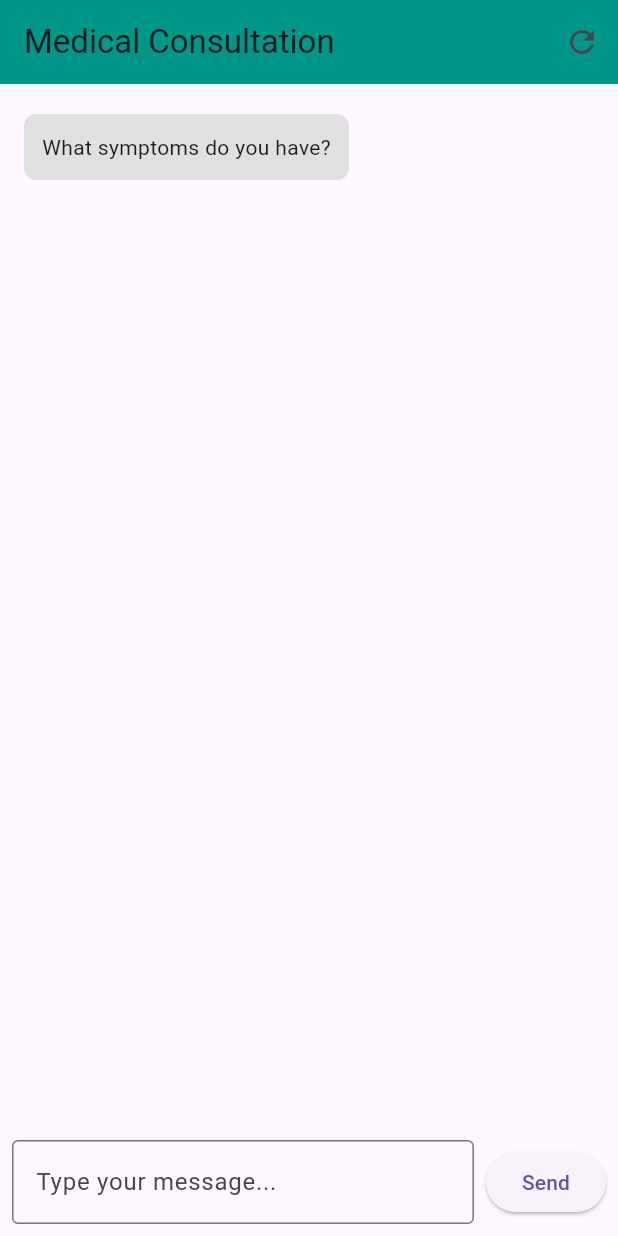
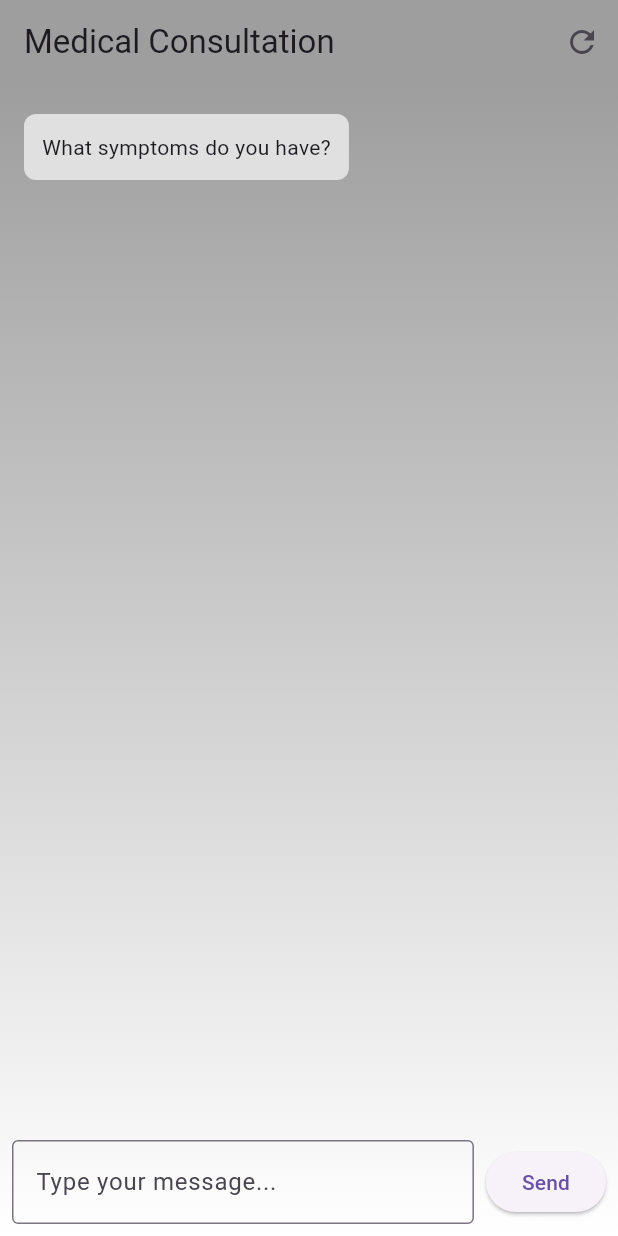
Before and after one commit to Kerwin-DWY/Hackathon, a Flutter app: the HomePage screen opened directly, on a phone screen of 412 x 824 dp. Run offline on Flutter 3.47's test engine with Material 3 defaults, Android fonts, the phone set to English and light mode, and no system bars; our stand-ins replace flutter_dotenv; missing offline and left inert: amazon_cognito_identity_dart_2.

Commit message:
final work!

```diff
--- a/lib/Presentation/Screens/Login/UI/homePage.dart
+++ b/lib/Presentation/Screens/Login/UI/homePage.dart
@@ -103,7 +103,7 @@ class _HomePageState extends State<HomePage> {
     return Scaffold(
       appBar: AppBar(
         title: const Text("Medical Consultation"),
-        backgroundColor: Colors.teal,
+        backgroundColor: Colors.grey,
         actions: [
           // Add the reset button in the app bar
           IconButton(
@@ -112,7 +112,18 @@ class _HomePageState extends State<HomePage> {
           ),
         ],
       ),
-      body: Column(
+      body: Container(
+        decoration: const BoxDecoration(
+          gradient: LinearGradient(
+            begin: Alignment.topCenter,
+            end: Alignment.bottomCenter,
+            colors: [
+              Colors.grey,   // Dark grey at the top
+              Colors.white,  // White at the bottom
+            ],
+          ),
+        ),
+        child: Column(
           children: [
             Expanded(
               child: ListView.builder(
@@ -164,6 +175,7 @@ class _HomePageState extends State<HomePage> {
             ),
           ],
         ),
+      ),
     );
   }
 }
```
Also changed, not shown: 1 other file. Lines whose indentation alone changed are shown as unchanged.
